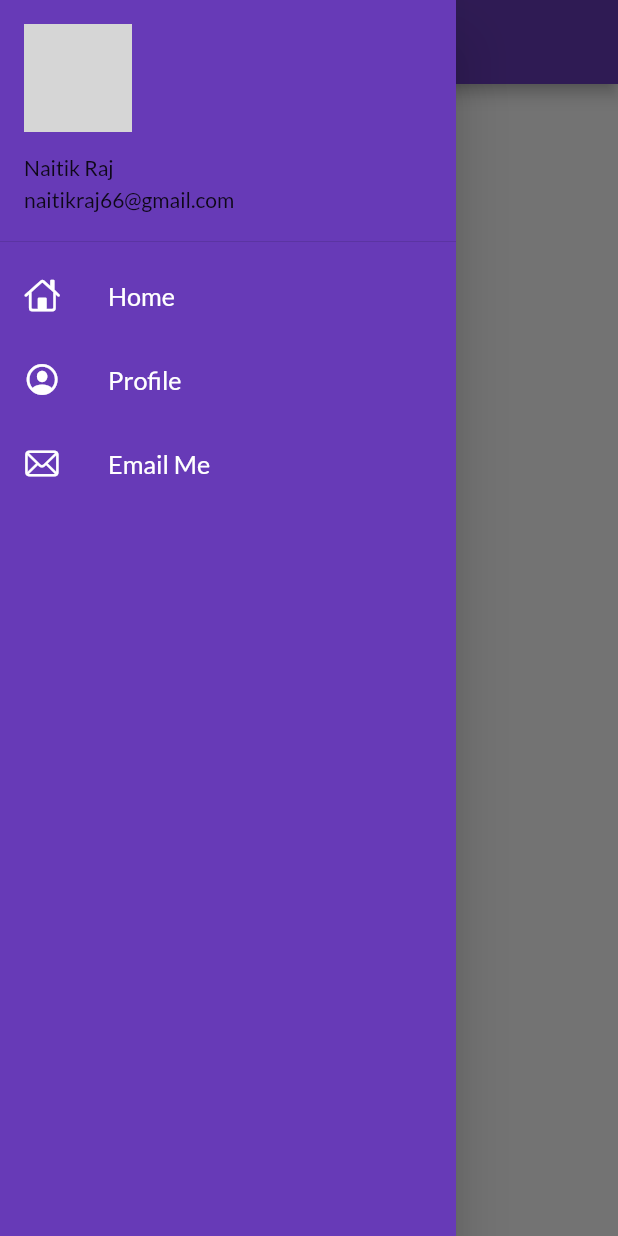
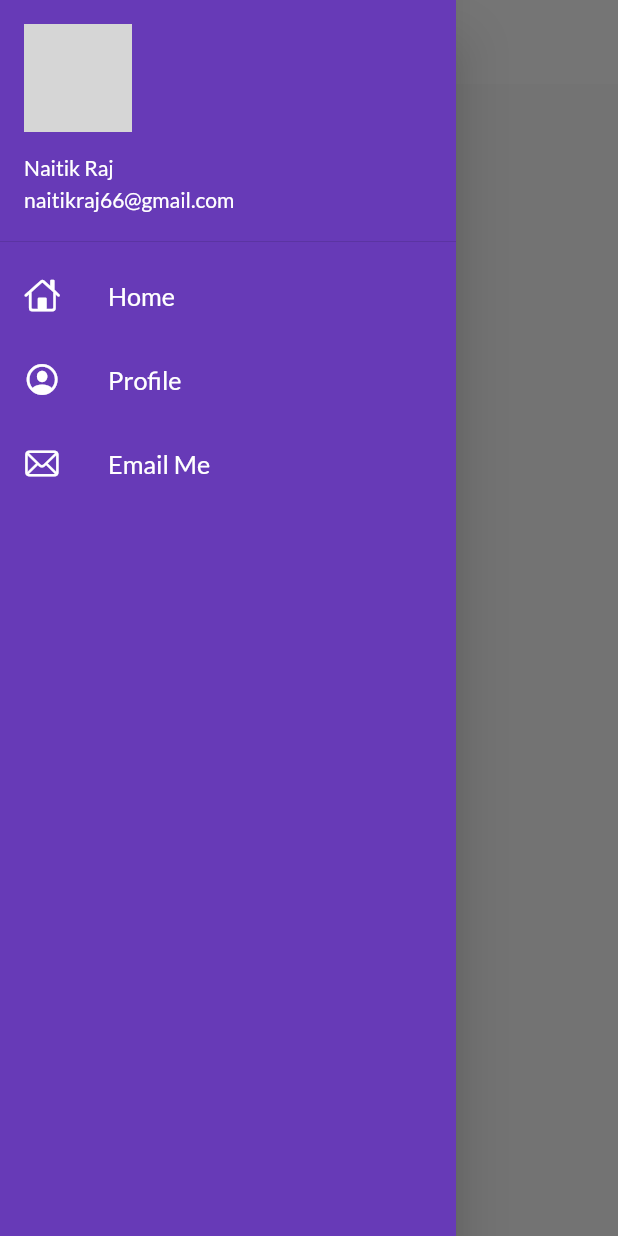
Before and after one commit to Naitik-Raj/LearnFlutterRepo, a Flutter app: the screen it shows after launch, with the side drawer open, on a phone screen of 412 x 824 dp. Run offline on Flutter 3.47's test engine with Material 2 defaults, Android fonts, the phone set to English and light mode, and no system bars; our stand-ins replace google_fonts; network calls fail; grey boxes are pictures that could not be loaded.

Commit message:
themes changes

```diff
--- a/lib/main.dart
+++ b/lib/main.dart
@@ -1,7 +1,7 @@
 import 'package:first_app/utils/routes.dart';
+import 'package:first_app/widgets/themes.dart';
 import 'package:flutter/material.dart';
-// ignore: depend_on_referenced_packages
-import 'package:google_fonts/google_fonts.dart';
+
 
 import 'screens/home.dart';
 import 'screens/login.dart';
@@ -11,27 +11,21 @@ void main() {
 }
 
 class MyApp extends StatelessWidget {
-  const MyApp({super.key});
+  const MyApp({Key? key}) : super(key: key);
 
   @override
   Widget build(BuildContext context) {
+
     return MaterialApp(
-      // home: const Home(),
       themeMode: ThemeMode.light,
-      theme: ThemeData(
-        primarySwatch: Colors.deepPurple,
-        fontFamily: GoogleFonts.lato().fontFamily,
-        primaryTextTheme: GoogleFonts.latoTextTheme(),
-      ),
+      theme: MyTheme.lightTheme(context),
+      darkTheme: MyTheme.darkTheme(context),
       debugShowCheckedModeBanner: false,
-      darkTheme: ThemeData(
-        brightness: Brightness.dark,
-      ),
       initialRoute: MyRoutes.homeRoute,
       routes: {
-        "/": (context) =>   const Login(),
+        '/': (context) => const Login(),
         MyRoutes.homeRoute: (context) => const Home(),
-        MyRoutes.loginRoute: (context) =>  const Login(),
+        MyRoutes.loginRoute: (context) => const Login(),
       },
     );
   }
--- a/lib/screens/home.dart
+++ b/lib/screens/home.dart
@@ -10,11 +10,12 @@ class Home extends StatelessWidget {
     num days = 5;
     return Scaffold(
       appBar: AppBar(
-        title: const Text("Catalag App"),
+        title: const Text(
+          "Catalog App",
+        ),
       ),
       body: Center(
-        child: Container(
-          child: Text("Welcome to $days days of flutter")),
+        child: Container(child: Text("Welcome to $days days of flutter")),
       ),
       drawer: const MyDrawer(),
     );
--- a/lib/widgets/drawer.dart
+++ b/lib/widgets/drawer.dart
@@ -7,7 +7,8 @@ class MyDrawer extends StatelessWidget {
   @override
   Widget build(BuildContext context) {
     // ignore: prefer_const_declarations
-    final imageUrl = "https://w7.pngwing.com/pngs/306/70/png-transparent-computer-icons-management-admin-silhouette-black-and-white-neck-thumbnail.png";
+    final imageUrl =
+        "https://chasinganime.com/wp-content/uploads/2020/06/tanjiro_ep20_s5-1-1200x720.png";
 
     return Drawer(
       child: Container(
@@ -19,8 +20,8 @@ class MyDrawer extends StatelessWidget {
               padding: EdgeInsets.zero,
               child: UserAccountsDrawerHeader(
                 margin: EdgeInsets.zero,
-                accountName: const Text("Naitik Raj"),
-                accountEmail: const Text("naitikraj66@gmail.com"),
+                accountName: const Text("Naitik Raj",style: TextStyle(color: Colors.white),),
+                accountEmail: const Text("naitikraj66@gmail.com",style: TextStyle(color: Colors.white),),
                 currentAccountPicture: CircleAvatar(
                   backgroundImage: NetworkImage(imageUrl),
                 ),
--- /dev/null
+++ b/lib/widgets/themes.dart
@@ -0,0 +1,36 @@
+import 'package:flutter/material.dart';
+// ignore: depend_on_referenced_packages
+import 'package:google_fonts/google_fonts.dart';
+
+class MyTheme {
+  static ThemeData lightTheme(BuildContext context) => ThemeData(
+        primarySwatch: Colors.deepPurple,
+        fontFamily: GoogleFonts.lato().fontFamily,
+        // appBarTheme: const AppBarTheme(
+        //   color: Colors.white,
+        //   elevation: 0.0,
+        //   iconTheme: IconThemeData(
+        //     color: Colors.black,
+        //   ),
+        //   titleTextStyle:
+        //       Theme.of(context).appBarTheme.titleTextStyle?.copyWith(
+        //             fontFamily: 'OpenSans',
+        //             fontSize: 20,
+        //           ),
+        // ),
+        appBarTheme: AppBarTheme(
+          color: Colors.white,
+          elevation: 0.0,
+          iconTheme: const IconThemeData(
+            color: Colors.black,
+          ),
+          titleTextStyle:
+              Theme.of(context).textTheme.titleLarge?.copyWith(
+                    fontSize: 20,
+                  ),
+        ),
+      );
+  static ThemeData darkTheme(BuildContext context) => ThemeData(
+        brightness: Brightness.dark,
+      );
+}
```
